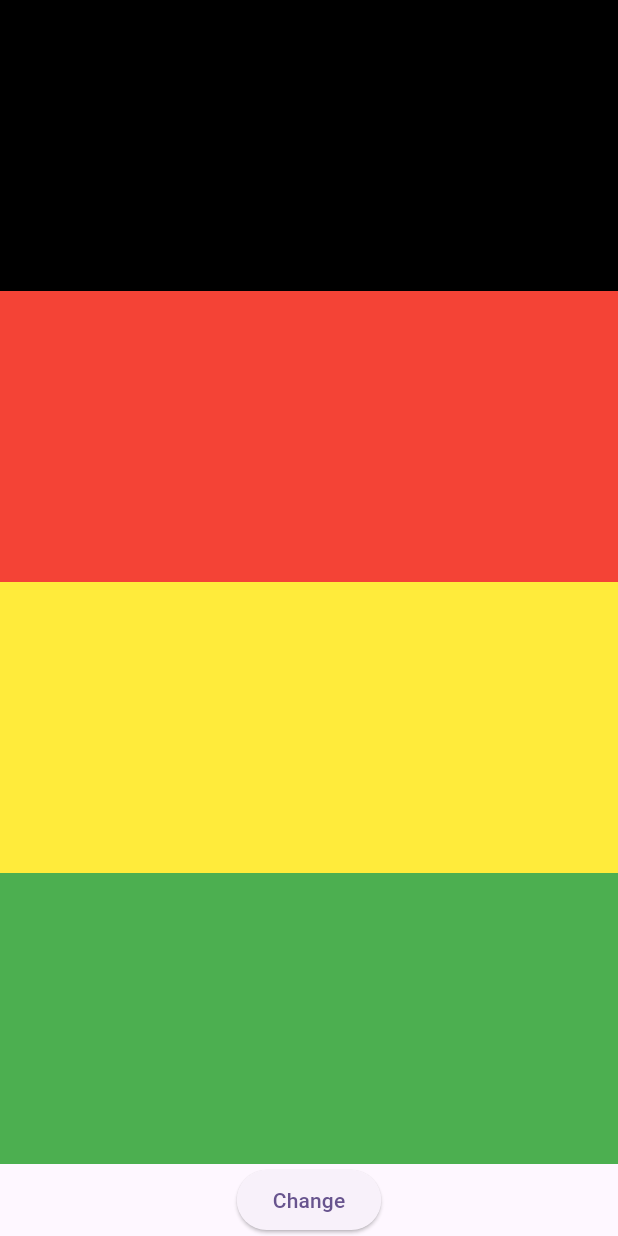
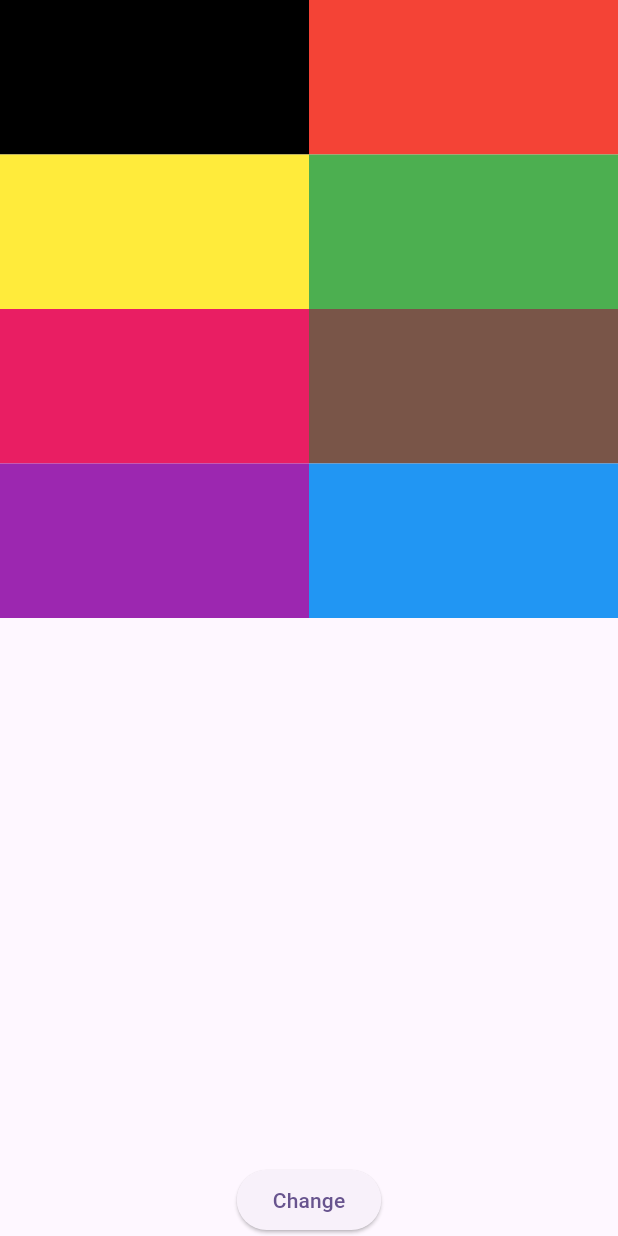
Before and after one commit to saarzooms/batch_cd_apps_rku_2024-25, a Flutter app: the screen it shows after launch, on a phone screen of 412 x 824 dp. Run offline on Flutter 3.47's test engine with Material 3 defaults, Android fonts, the phone set to English and light mode, and no system bars; our stand-ins replace shared_preferences.

```diff
--- /dev/null
+++ b/counter_app/lib/main.dart
@@ -0,0 +1,24 @@
+import 'package:flutter/material.dart';
+
+import 'counter/counter_screen.dart';
+
+void main() {
+  runApp(const MyApp());
+}
+
+class MyApp extends StatelessWidget {
+  const MyApp({super.key});
+
+  // This widget is the root of your application.
+  @override
+  Widget build(BuildContext context) {
+    return MaterialApp(
+      title: 'Flutter Demo',
+      theme: ThemeData(
+        colorScheme: ColorScheme.fromSeed(seedColor: Colors.deepPurple),
+        useMaterial3: true,
+      ),
+      home: CounterScreen(),
+    );
+  }
+}
--- a/gst_calc/lib/screens/color_screen.dart
+++ b/gst_calc/lib/screens/color_screen.dart
@@ -8,7 +8,16 @@
 }
 
 class _ColorScreenState extends State<ColorScreen> {
-  List colors = [Colors.black, Colors.red, Colors.yellow, Colors.green];
+  List colors = [
+    Colors.black,
+    Colors.red,
+    Colors.yellow,
+    Colors.green,
+    Colors.pink,
+    Colors.brown,
+    Colors.purple,
+    Colors.blue
+  ];
   int i = 0;
   @override
   Widget build(BuildContext context) {
@@ -16,29 +25,51 @@
       body: Column(
         children: [
           Expanded(
-            child: Container(
-          color: colors[(i) % 4],
-        )),
-        Expanded(
-            child: Container(
-          color: colors[(i + 1) % 4],
-        )),
-        Expanded(
-            child: Container(
-          color: colors[(i + 2) % 4],
-        )),
-        Expanded(
-            child: Container(
-          color: colors[(i + 3) % 4],
-        )),
+            child: GridView.builder(
+              gridDelegate: SliverGridDelegateWithFixedCrossAxisCount(
+                crossAxisCount: 2,
+                childAspectRatio: 2,
+              ),
+              itemCount: 8,
+              itemBuilder: (context, index) =>
+                  Container(color: colors[(index + i) % 8]),
+            ),
+          ),
           ElevatedButton(
               onPressed: () {
                 i++;
                 setState(() {});
               },
-          child: Text('Change'),
+              child: Text('Change'))
+        ],
       ),
-      ],
-    ));
+      //     Column(
+      //   children: [
+      //     Expanded(
+      //         child: Container(
+      //       color: colors[(i) % 4],
+      //     )),
+      //     Expanded(
+      //         child: Container(
+      //       color: colors[(i + 1) % 4],
+      //     )),
+      //     Expanded(
+      //         child: Container(
+      //       color: colors[(i + 2) % 4],
+      //     )),
+      //     Expanded(
+      //         child: Container(
+      //       color: colors[(i + 3) % 4],
+      //     )),
+      //     ElevatedButton(
+      //       onPressed: () {
+      //         i++;
+      //         setState(() {});
+      //       },
+      //       child: Text('Change'),
+      //     ),
+      //   ],
+      // ));
+    );
   }
 }
```
Also changed, not shown: counter_app/analysis_options.yaml (added, +28 -0 lines), counter_app/lib/counter/counter_screen.dart (added, +35 -0 lines), counter_app/pubspec.yaml (added, +91 -0 lines), counter_app/pubspec.lock (added), 124 other files. Lines whose indentation alone changed are shown as unchanged.
